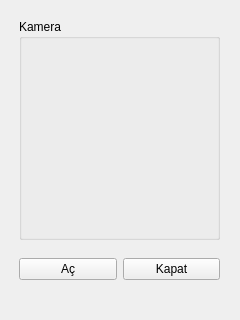
vektorelpython22/temelproje, file FND/Ortak Proje/UI/YüzTanıma.ui: the form before one commit.
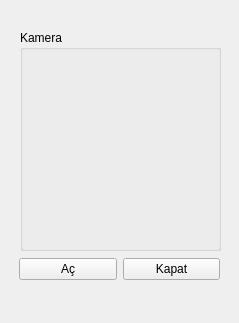
The form after the commit.

What changed in the file:
```diff
--- a/FND/Ortak Proje/UI/YüzTanıma.ui
+++ b/FND/Ortak Proje/UI/YüzTanıma.ui
@@ -6,8 +6,8 @@
    <rect>
     <x>0</x>
     <y>0</y>
-    <width>240</width>
-    <height>320</height>
+    <width>239</width>
+    <height>323</height>
    </rect>
   </property>
   <property name="windowTitle">
@@ -42,8 +42,8 @@
   <widget class="QGroupBox" name="groupBox">
    <property name="geometry">
     <rect>
-     <x>19</x>
-     <y>19</y>
+     <x>20</x>
+     <y>30</y>
      <width>201</width>
      <height>221</height>
     </rect>
```
Left out of the diff: 13 changed lines with no effect on the pictures.
